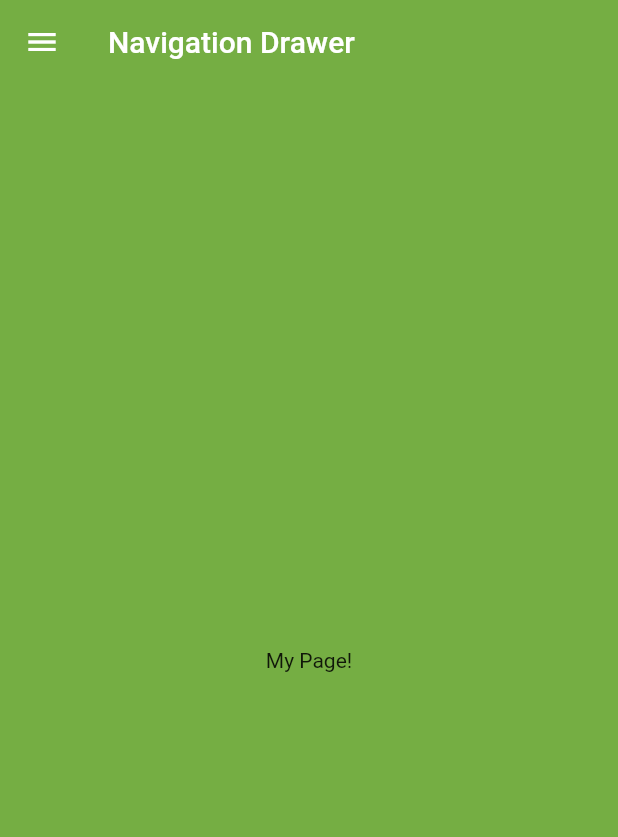
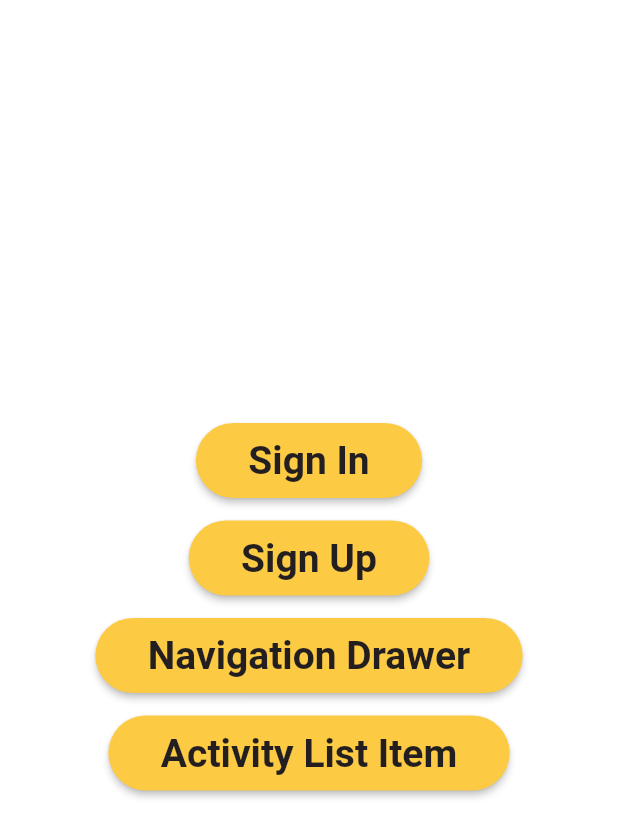
Before and after one commit to dhruvashastri12/fluter_verify_mobile_number, a Flutter app: the screen it shows after launch, on a phone screen of 412 x 824 dp. Shown: the top 837 px of the screen. Run offline on Flutter 3.47's test engine with Material 2 defaults, Android fonts, the phone set to English and light mode, and no system bars.

Commit message:
New activities list item file

```diff
--- a/lib/Screens/navigation_drawer.dart
+++ b/lib/Screens/navigation_drawer.dart
@@ -1,5 +1,7 @@
 import 'package:flutter/material.dart';
 // import 'package:step5/routes/Routes.dart';
+
+// Reference: https://github.com/fabiomsr/Flutter-StepByStep/tree/master/step5
 
 class NavDrawerHomePage extends StatelessWidget {
   @override
--- a/lib/main.dart
+++ b/lib/main.dart
@@ -1,3 +1,4 @@
+import 'package:fluter_verify_mobile_number/Screens/activities_list_item.dart';
 import 'package:fluter_verify_mobile_number/Screens/navigation_drawer.dart';
 import 'package:fluter_verify_mobile_number/Screens/sign_in_with_mob_num.dart';
 import 'package:fluter_verify_mobile_number/Screens/sign_up..dart';
@@ -15,9 +16,99 @@ class MyApp extends StatelessWidget {
         unselectedWidgetColor: Colors.white,
         visualDensity: VisualDensity.adaptivePlatformDensity,
       ),
-      // home: SignInWithMobileNum(),
-      // home: SignUp(),
-      home: NavDrawerHomePage(),
+      home: ScreenStack(),
     );
   }
 }
+
+class ScreenStack extends StatelessWidget {
+  @override
+  Widget build(BuildContext context) {
+    return Column(
+      mainAxisAlignment: MainAxisAlignment.center,
+      children: [
+        RaisedButton(
+            color: Color(0XFFFDCA44),
+            textColor: Color(0XFF231F20),
+            child: Text(
+              "Sign In",
+              style: TextStyle(fontSize: 26.0, fontWeight: FontWeight.bold),
+            ),
+            shape: RoundedRectangleBorder(
+              borderRadius: BorderRadius.circular(30.0),
+            ),
+            padding: EdgeInsets.fromLTRB(35.0, 10.0, 35.0, 10.0),
+            onPressed: () {
+              Navigator.push(
+                  context,
+                  MaterialPageRoute(
+                    builder: (context) => SignInWithMobileNum(),
+                  ));
+            }
+        ),
+        SizedBox(height: 15.0,),
+        RaisedButton(
+            color: Color(0XFFFDCA44),
+            textColor: Color(0XFF231F20),
+            child: Text(
+              "Sign Up",
+              style: TextStyle(fontSize: 26.0, fontWeight: FontWeight.bold),
+            ),
+            shape: RoundedRectangleBorder(
+              borderRadius: BorderRadius.circular(30.0),
+            ),
+            padding: EdgeInsets.fromLTRB(35.0, 10.0, 35.0, 10.0),
+            onPressed: () {
+              Navigator.push(
+                  context,
+                  MaterialPageRoute(
+                    builder: (context) => SignUp(),
+                  ));
+            }
+        ),
+        SizedBox(height: 15.0,),
+        RaisedButton(
+            color: Color(0XFFFDCA44),
+            textColor: Color(0XFF231F20),
+            child: Text(
+              "Navigation Drawer",
+              style: TextStyle(fontSize: 26.0, fontWeight: FontWeight.bold),
+            ),
+            shape: RoundedRectangleBorder(
+              borderRadius: BorderRadius.circular(30.0),
+            ),
+            padding: EdgeInsets.fromLTRB(35.0, 10.0, 35.0, 10.0),
+            onPressed: () {
+              Navigator.push(
+                  context,
+                  MaterialPageRoute(
+                    builder: (context) => NavDrawerHomePage(),
+                  ));
+            }
+        ),
+        SizedBox(height: 15.0,),
+        RaisedButton(
+            color: Color(0XFFFDCA44),
+            textColor: Color(0XFF231F20),
+            child: Text(
+              "Activity List Item",
+              style: TextStyle(fontSize: 26.0, fontWeight: FontWeight.bold),
+            ),
+            shape: RoundedRectangleBorder(
+              borderRadius: BorderRadius.circular(30.0),
+            ),
+            padding: EdgeInsets.fromLTRB(35.0, 10.0, 35.0, 10.0),
+            onPressed: () {
+              Navigator.push(
+                  context,
+                  MaterialPageRoute(
+                    builder: (context) => ActivitiesListItem(),
+                  ));
+            }
+        ),
+        SizedBox(height: 15.0,)
+
+      ],
+    );
+  }
+}
```
Also changed, not shown: lib/Screens/activities_list_item.dart (added, +132 -0 lines).
